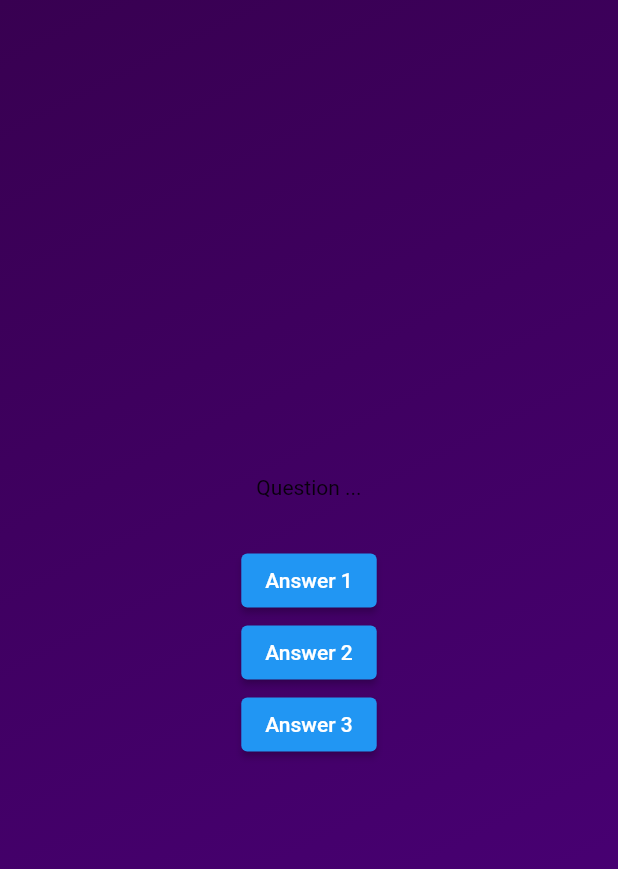
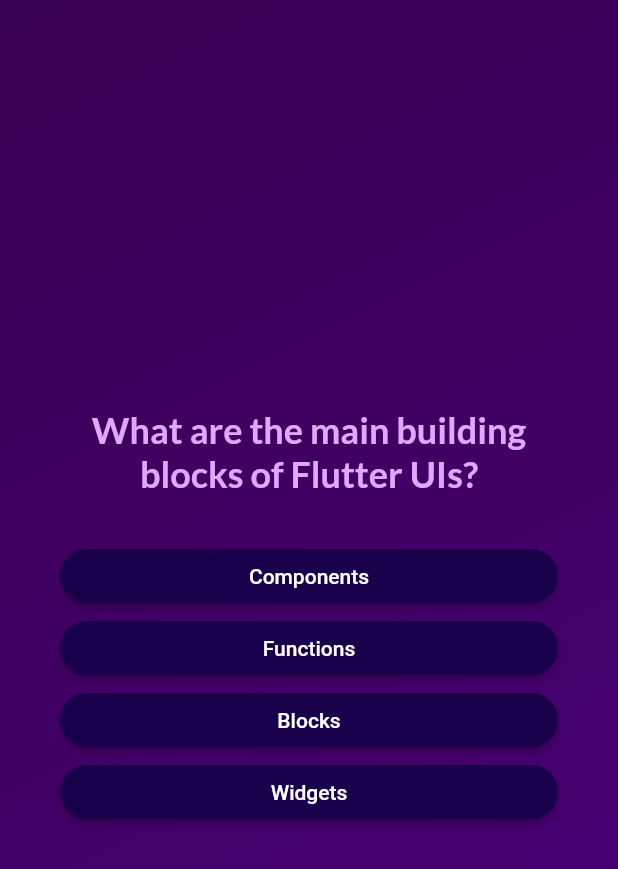
Before and after one commit to aida-atz/quiz_app, a Flutter app: the screen it shows after launch, after a tap on "Start Quiz", on a phone screen of 412 x 824 dp. Shown: the top 869 px of the screen. Run offline on Flutter 3.47's test engine with Material 2 defaults, Android fonts, the phone set to English and light mode, and no system bars; our stand-ins replace google_fonts.

Commit message:
adding answer_button component

```diff
--- /dev/null
+++ b/lib/answer_button.dart
@@ -0,0 +1,30 @@
+import 'package:flutter/material.dart';
+
+class AnswerButton extends StatelessWidget {
+  // const AnswerButton(this.answerButton, {super.key});
+  // final String answerButton;
+  const AnswerButton(
+      {super.key,
+      required this.answerButton,
+      required this.onTap}); // named arguments
+  final String answerButton;
+  final void Function() onTap;
+  @override
+  Widget build(BuildContext context) {
+    return ElevatedButton(
+      style: ElevatedButton.styleFrom(
+        padding: const EdgeInsets.symmetric(
+          vertical: 10,
+          horizontal: 40,
+        ),
+        backgroundColor: const Color.fromARGB(255, 24, 0, 75),
+        foregroundColor: Colors.white,
+        shape: RoundedRectangleBorder(
+          borderRadius: BorderRadius.circular(40),
+        ),
+      ),
+      onPressed: onTap,
+      child: Text(answerButton, textAlign: TextAlign.center),
+    );
+  }
+}
--- a/lib/models/quiz_question.dart
+++ b/lib/models/quiz_question.dart
@@ -2,4 +2,9 @@ class QuizQuestion {
   const QuizQuestion(this.question, this.answers);
   final String question;
   final List<String> answers;
+  List<String> getShuffledAnswers() {
+    final shuffledList = List.of(answers);
+    shuffledList.shuffle();
+    return shuffledList;
+  }
 }
--- a/lib/questions_screen.dart
+++ b/lib/questions_screen.dart
@@ -1,4 +1,7 @@
 import 'package:flutter/material.dart';
+import 'package:quiz_app/answer_button.dart';
+import 'package:quiz_app/data/questions.dart';
+import 'package:google_fonts/google_fonts.dart';
 
 class QuestionsScreen extends StatefulWidget {
   const QuestionsScreen({super.key});
@@ -7,31 +10,49 @@ class QuestionsScreen extends StatefulWidget {
 }
 
 class _QuestionsScreenState extends State<QuestionsScreen> {
+  var currentQuestionIndex = 0;
+  void answerQuestion() {
+    setState(() {
+      currentQuestionIndex++;
+    });
+  }
+
   @override
   Widget build(context) {
+    var currentQuestion = questions[currentQuestionIndex];
     return SizedBox(
         width: double.infinity,
+        // It's a special value built into Dart
+        //and means use as much width as you can or be aswide as possible
+        child: Container(
+          margin: const EdgeInsets.all(40),
           child: Column(
             mainAxisAlignment: MainAxisAlignment.center,
+            // Main axis in column widget is vertical axis
+            crossAxisAlignment: CrossAxisAlignment.stretch,
             children: [
-          const Text('Question ...'),
+              Text(
+                currentQuestion.question,
+                style: GoogleFonts.lato(
+                  fontSize: 24,
+                  fontWeight: FontWeight.bold,
+                  color: const Color.fromARGB(255, 224, 168, 252),
+                ),
+                textAlign: TextAlign.center,
+              ),
               const SizedBox(
                 height: 30,
               ),
-          ElevatedButton(
-            onPressed: () {},
-            child: const Text('Answer 1'),
-          ),
-          ElevatedButton(
-            onPressed: () {},
-            child: const Text('Answer 2'),
-          ),
-          ElevatedButton(
-            onPressed: () {},
-            child: const Text('Answer 3'),
-          ),
+              // for (var answer in currentQuestion.answers)
+              //   AnswerButton(answerButton: answer, onTap: () {}),
+              ...currentQuestion.getShuffledAnswers().map(
+                (answer) {
+                  return AnswerButton(
+                      answerButton: answer, onTap: answerQuestion);
+                },
+              )
             ],
           ),
-    );
+        ));
   }
 }
--- a/lib/start_screen.dart
+++ b/lib/start_screen.dart
@@ -1,4 +1,5 @@
 import 'package:flutter/material.dart';
+import 'package:google_fonts/google_fonts.dart';
 
 // we don't need any changing data so we should use the Stateless widget.
 class StartScreen extends StatelessWidget {
@@ -28,10 +29,10 @@ class StartScreen extends StatelessWidget {
           const SizedBox(
             height: 80,
           ),
-          const Text(
+          Text(
             'Learn Flutter The Fun Way!',
-            style: TextStyle(
-              color: Color.fromARGB(255, 246, 221, 255),
+            style: GoogleFonts.lato(
+              color: const Color.fromARGB(255, 246, 221, 255),
               fontSize: 24,
             ),
           ),
--- a/pubspec.yaml
+++ b/pubspec.yaml
@@ -34,6 +34,7 @@ dependencies:
   # The following adds the Cupertino Icons font to your application.
   # Use with the CupertinoIcons class for iOS style icons.
   cupertino_icons: ^1.0.2
+  google_fonts: ^5.1.0
 
 dev_dependencies:
   flutter_test:
```
Also changed, not shown: pubspec.lock, 1 other file. Lines whose indentation alone changed are shown as unchanged.
